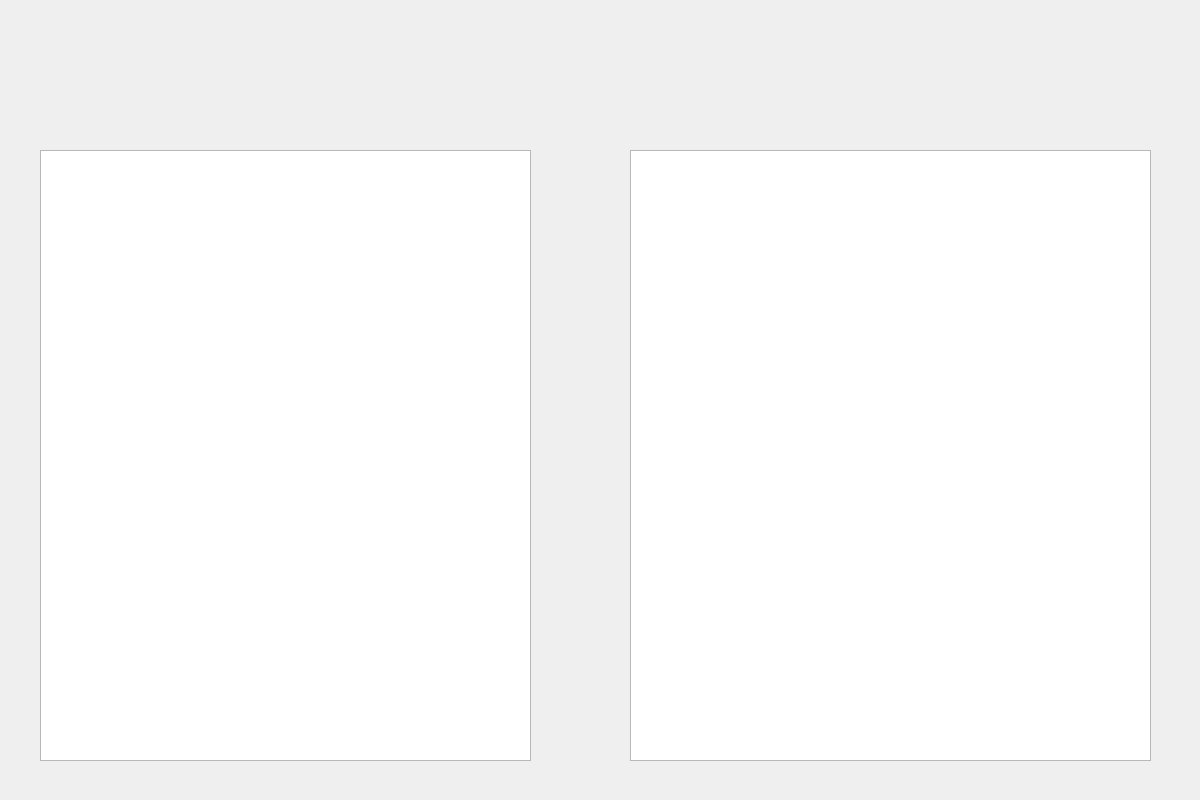
The window that Projekt/project/app/nxndialog.ui (MichalBernacki/Plagiarism_detection_app) describes before a commit, drawn with Qt 5.
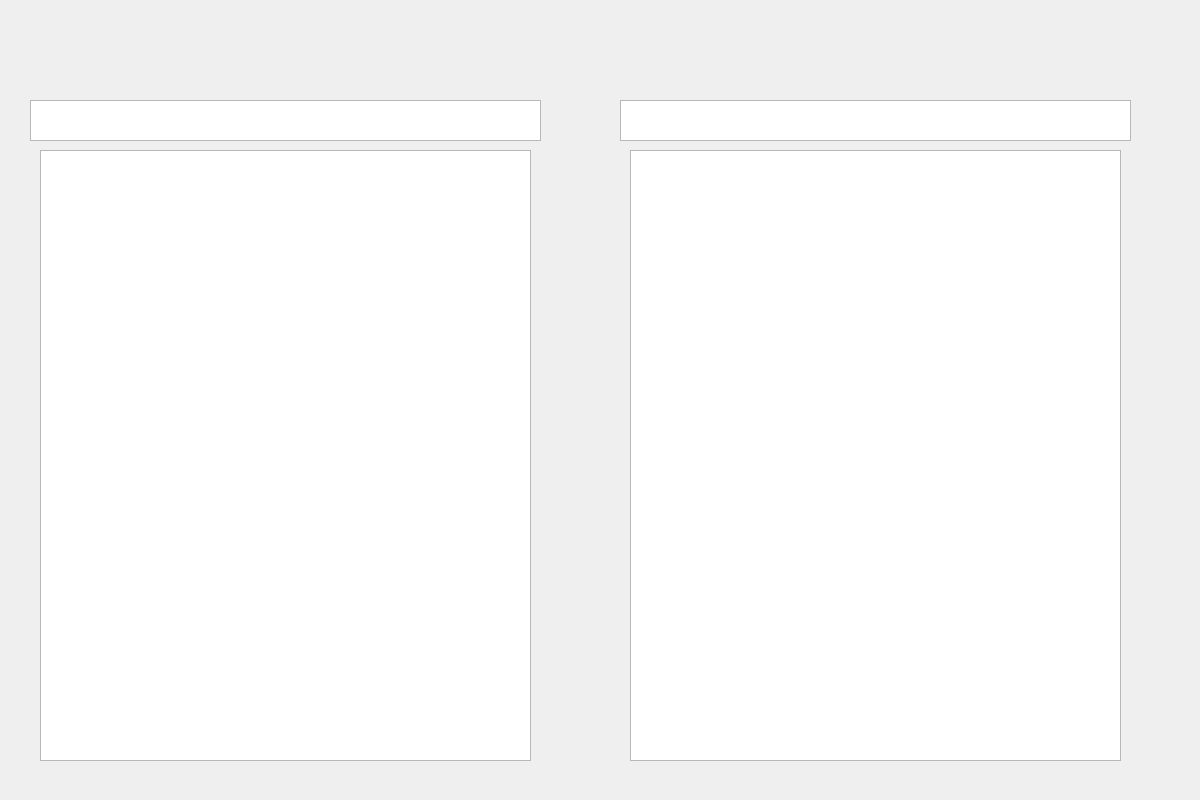
The same window after the commit.

Commit message: File paths above file contents

```diff
--- a/Projekt/project/app/nxndialog.ui
+++ b/Projekt/project/app/nxndialog.ui
@@ -34,11 +34,31 @@
     <rect>
      <x>630</x>
      <y>150</y>
-     <width>521</width>
+     <width>491</width>
      <height>611</height>
     </rect>
    </property>
   </widget>
+  <widget class="QTextBrowser" name="nFile1">
+   <property name="geometry">
+    <rect>
+     <x>30</x>
+     <y>100</y>
+     <width>511</width>
+     <height>41</height>
+    </rect>
+   </property>
+  </widget>
+  <widget class="QTextBrowser" name="nFile2">
+   <property name="geometry">
+    <rect>
+     <x>620</x>
+     <y>100</y>
+     <width>511</width>
+     <height>41</height>
+    </rect>
+   </property>
+  </widget>
  </widget>
  <resources/>
  <connections/>
```
The commit also changes 1 other file.
